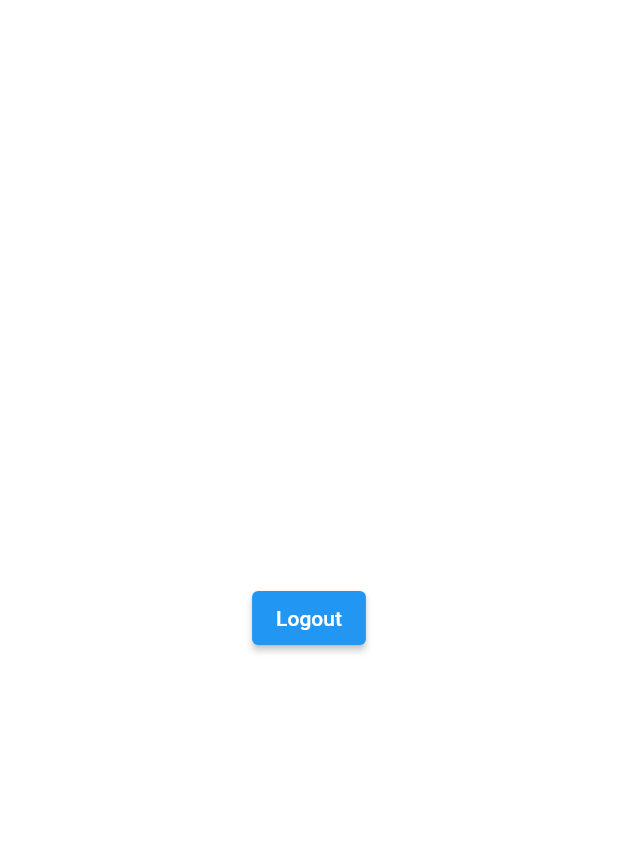
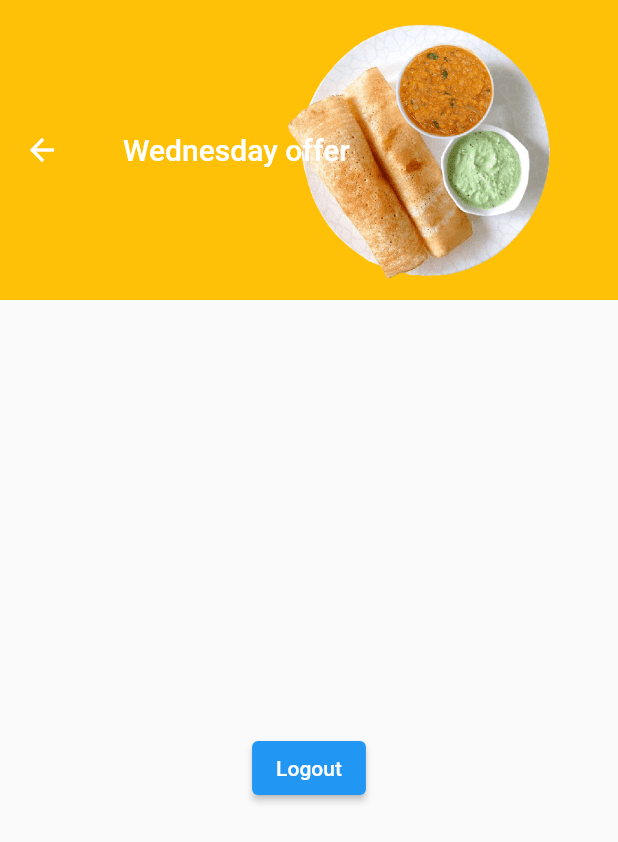
Before and after one commit to zakespy/foodApp, a Flutter app: the home screen opened by its route, on a phone screen of 412 x 824 dp. Shown: the top 842 px of the screen. Run offline on Flutter 3.47's test engine with Material 2 defaults, Android fonts, the phone set to English and light mode, and no system bars; our stand-ins replace flutter_secure_storage; accounts and stored records are empty; network calls fail.

Commit message:
Home page started

```diff
--- a/client/lib/Pages/home.dart
+++ b/client/lib/Pages/home.dart
@@ -25,7 +25,21 @@ class _homeState extends State<home> {
 
   @override
   Widget build(BuildContext context) {
-    return Container(
+    return Scaffold(
+      appBar: AppBar(
+        elevation: 0,
+        toolbarHeight: 200,
+        backgroundColor: Colors.amber,
+        title: Padding(padding: const EdgeInsets.fromLTRB(10, 20, 10, 20),child: Text("Wednesday offer",style: TextStyle(fontSize: 20,fontWeight: FontWeight.w500),),),
+        flexibleSpace: Container(
+          decoration: BoxDecoration(
+            // gradient: LinearGradient(colors: colors),
+            // image: DecorationImage(image: NetworkImage("https://images.pexels.com/photos/5560763/pexels-photo-5560763.jpeg"),alignment: Alignment.centerRight),
+            image: DecorationImage(image: AssetImage('assets/dosa.png'),alignment: Alignment.centerRight,scale: 0.01),
+          ),
+        ),
+      ),
+      body:Container(
       child: Center(
         child: ElevatedButton(
           child: Text("Logout"),
@@ -34,6 +48,18 @@ class _homeState extends State<home> {
           },
         ),
       ),
+    ),
     );
   }
 }
+
+// Container(
+//       child: Center(
+//         child: ElevatedButton(
+//           child: Text("Logout"),
+//           onPressed: () {
+//             logout();
+//           },
+//         ),
+//       ),
+//     );
--- a/client/pubspec.yaml
+++ b/client/pubspec.yaml
@@ -64,9 +64,8 @@ flutter:
   uses-material-design: true
 
   # To add assets to your application, add an assets section, like this:
-  # assets:
-  #   - images/a_dot_burr.jpeg
-  #   - images/a_dot_ham.jpeg
+  assets:
+    - assets/
 
   # An image asset can refer to one or more resolution-specific "variants", see
   # https://flutter.dev/assets-and-images/#resolution-aware
```
Also changed, not shown: client/assets/dosa.png (added).
